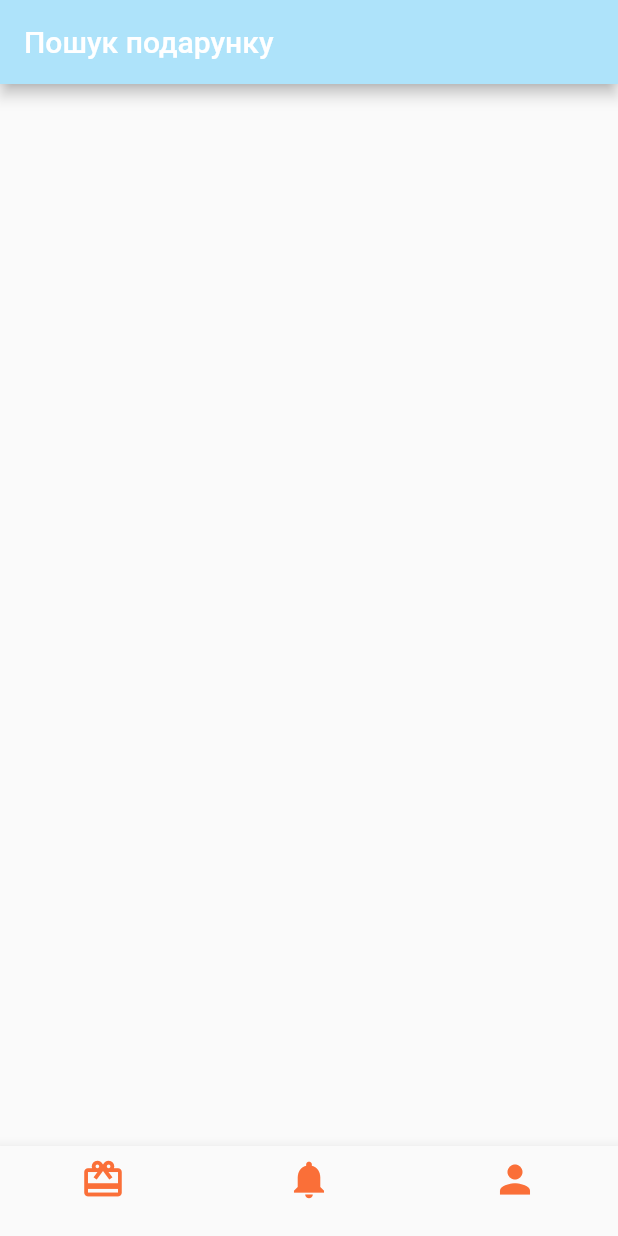
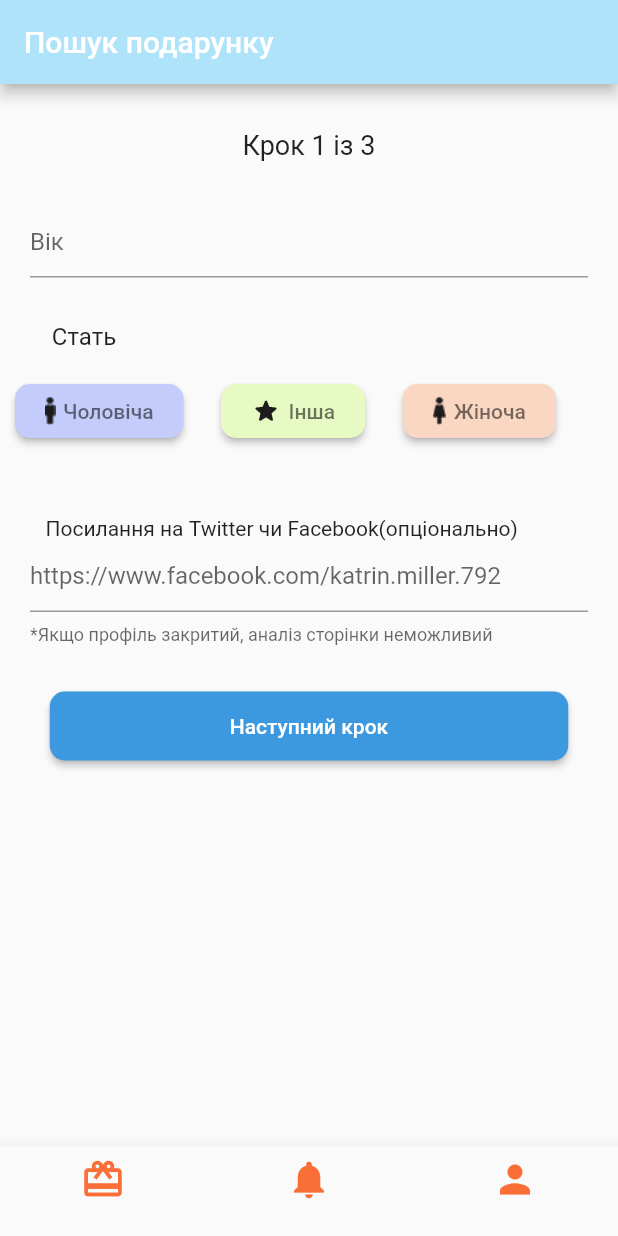
Before and after one commit to mgtippet33/GiftGenerator-mobile, a Flutter app: the Find screen opened directly, on a phone screen of 412 x 824 dp. Run offline on Flutter 3.47's test engine with Material 2 defaults, Android fonts, the phone set to English and light mode, and no system bars; our stand-ins replace firebase_auth, firebase_core, flutter_signin_button, google_sign_in, new_gradient_app_bar, page_transition; accounts and stored records are empty.

Commit message:
Add find page1

```diff
--- a/lib/pages/find.dart
+++ b/lib/pages/find.dart
@@ -1,7 +1,7 @@
 import 'package:flutter/material.dart';
 
 import 'navigation.dart';
-
+int sex=-1;
 class Find extends StatelessWidget {
   @override
   Widget build(BuildContext context) {
@@ -10,8 +10,169 @@ class Find extends StatelessWidget {
         title: Text("Пошук подарунку"),
         automaticallyImplyLeading: false,
       ),
-      body: Column(),
+      body: Column(
+        children: <Widget>[
+          Indent(),
+          Text(
+              "Крок 1 із 3",
+              style: const TextStyle(fontSize: 18)
+          ),
+          Indent(),
+          Padding(
+            padding: EdgeInsets.only(left: 20, right: 20),
+            child: TextFormField(
+              decoration: const InputDecoration(
+                hintText: 'Вік',
+              ),
+              autofocus: false,
+              validator: (String value) {
+                if (value == null ||
+                    value.isEmpty ||
+                    value.length < 5) {
+                  return 'Please enter some text';
+                }
+                return null;
+              },
+            ),
+          ),
+          Indent(),
+          Padding(
+            padding: EdgeInsets.only(left: 20, right: 320),
+            child: Text(
+              "Стать",
+              style: const TextStyle(fontSize: 16)
+            ),
+          ),
+          Center(
+            child: ButtonsSex(),
+          ),
+          Indent(),
+          Padding(
+            padding: EdgeInsets.only(left: 7, right: 40),
+            child: Text("Посилання на Twitter чи Facebook(опціонально) "),
+          ),
+          Padding(
+            padding: EdgeInsets.only(left: 20, right: 20),
+            child: TextFormField(
+              decoration: const InputDecoration(
+                hintText: "https://www.facebook.com/katrin.miller.792",
+                helperText: '*Якщо профіль закритий, аналіз сторінки неможливий',
+              ),
+              autofocus: false,
+              validator: (String value) {
+                if (value == null ||
+                    value.isEmpty ||
+                    value.length < 5) {
+                  return 'Please enter some text';
+                }
+                return null;
+              },
+            ),
+          ),
+          Indent(),
+          Padding(
+            padding: const EdgeInsets.symmetric(vertical: 0),
+            child: ElevatedButton(
+              style: ElevatedButton.styleFrom(
+                  padding: EdgeInsets.symmetric(
+                      horizontal: 120, vertical: 15),
+                  primary: Color(0xff3D99DF),
+                  shape: RoundedRectangleBorder(
+                      borderRadius:
+                      new BorderRadius.circular(10.0))),
+              onPressed: () {},
+              child: const Text('Наступний крок'),
+            ),
+          ),
+        ],
+      ),
       bottomNavigationBar: NavigationBar(),
     );
   }
 }
+class Indent extends StatelessWidget{
+  Widget build(BuildContext context) {
+    return  SizedBox (height: 30);
+  }
+}
+class ButtonsSex extends  StatelessWidget{
+  Widget build(BuildContext context) {
+    // TODO: implement build
+    return Row(
+      children: <Widget>[
+        Padding(
+          padding: const EdgeInsets.symmetric(
+              vertical: 16.0, horizontal: 10),
+          child: ElevatedButton(
+            style: ElevatedButton.styleFrom(
+                padding: EdgeInsets.symmetric(
+                    horizontal: 20, vertical: 7),
+                shadowColor: Colors.black,
+                primary: Color(0xffc3ccfa),
+                shape: RoundedRectangleBorder(
+                    borderRadius: new BorderRadius.circular(10.0))),
+            onPressed: () => sex=0,
+            child: Row(children: [
+              Image.asset("assets/man.png"),
+              SizedBox (
+                width: 5,
+              ),
+              Text(
+                'Чоловіча',
+                style: TextStyle(color: Colors.black54),
+              ),
+            ]),
+          ),
+        ),
+        Padding(
+          padding: const EdgeInsets.symmetric(
+              vertical: 16.0, horizontal: 15),
+          child: ElevatedButton(
+            style: ElevatedButton.styleFrom(
+                padding: EdgeInsets.symmetric(
+                    horizontal: 20, vertical: 7),
+                shadowColor: Colors.black,
+                primary: Color(0xffe8fac3),
+                shape: RoundedRectangleBorder(
+                    borderRadius: new BorderRadius.circular(10.0))),
+            onPressed: () => sex=1,
+            child: Row(children: [
+              Icon(Icons.star_rounded, color: Color(0xff1d1c1c), size: 20),
+              SizedBox (
+                width: 5,
+              ),
+              Text(
+                'Інша',
+                style: TextStyle(color: Colors.black54),
+              ),
+            ]),
+          ),
+        ),
+        Padding(
+          padding: const EdgeInsets.symmetric(
+              vertical: 16.0, horizontal: 10),
+          child: ElevatedButton(
+            style: ElevatedButton.styleFrom(
+                padding: EdgeInsets.symmetric(
+                    horizontal: 20, vertical: 7),
+                shadowColor: Colors.black,
+                primary: Color(0xfffad7c3),
+                shape: RoundedRectangleBorder(
+                    borderRadius: new BorderRadius.circular(10.0))),
+            onPressed: () => sex=2,
+            child: Row(children: [
+              Image.asset("assets/woman.png"),
+              SizedBox (
+                width: 5,
+              ),
+              Text(
+                'Жіноча',
+                style: TextStyle(color: Colors.black54),
+              ),
+            ]),
+          ),
+        ),
+      ],
+    );
+  }
+}
--- a/lib/pages/loginPage.dart
+++ b/lib/pages/loginPage.dart
@@ -182,9 +182,9 @@ class _MyStatefulLoginPageWidgetState extends State<LoginPage> {
                                     type: PageTransitionType.fade,
                                     child: SecondRoute()));
                           },
-                          child: const Text('РЕЄСТАРЦІЯ'),
+                          child: const Text('РЕЄСТРЦІЯ'),
                         ),
-                      )
+                      ),
                     ],
                   ),
                   Padding(
```
Also changed, not shown: assets/man.png (added), assets/woman.png (added).
